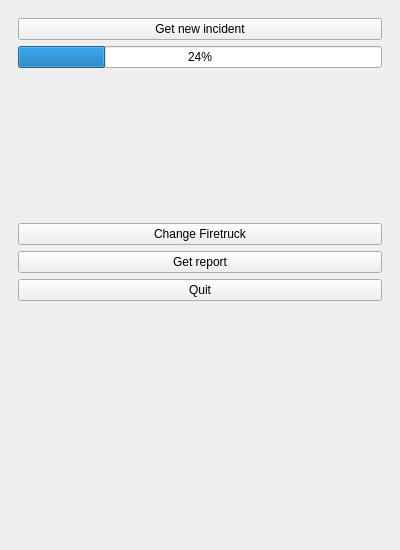
LaurensJN/2016_Group09_Beaufort, file SpatialDecision/spatial_decision_dockwidget_base.ui: the form before one commit.
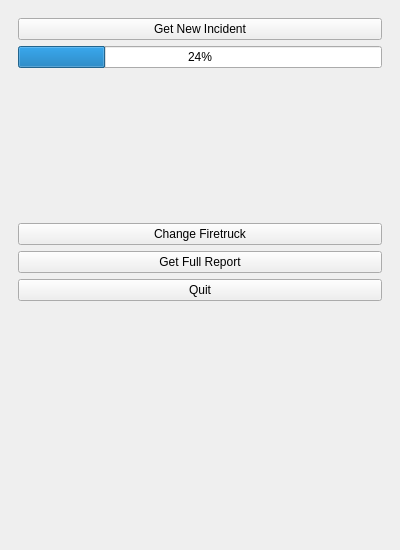
The form after the commit. The open tabs and pages were chosen to show the change.

```diff
--- a/SpatialDecision/spatial_decision_dockwidget_base.ui
+++ b/SpatialDecision/spatial_decision_dockwidget_base.ui
@@ -147,14 +147,14 @@
           <item row="4" column="0">
            <widget class="QPushButton" name="GetReportButton">
             <property name="text">
-             <string>Get report</string>
+             <string>Get Full Report</string>
             </property>
            </widget>
           </item>
           <item row="0" column="0">
            <widget class="QPushButton" name="GetNewIncidentButton">
             <property name="text">
-             <string>Get new incident</string>
+             <string>Get New Incident</string>
             </property>
            </widget>
           </item>
```
Left out of the diff: 6 changed lines with no effect on the pictures.
